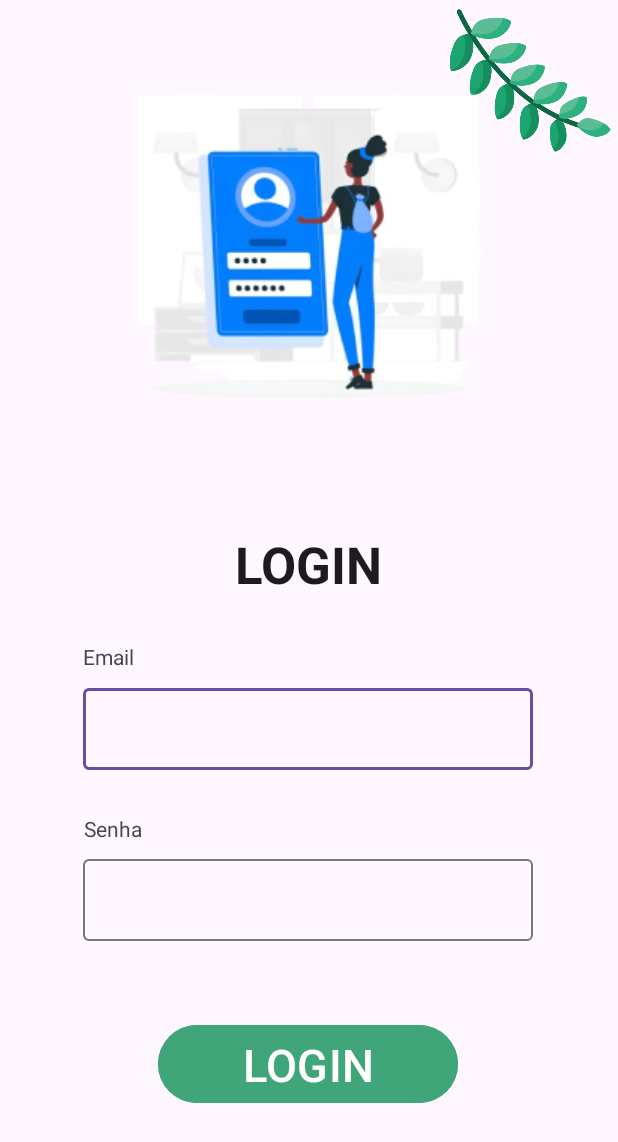
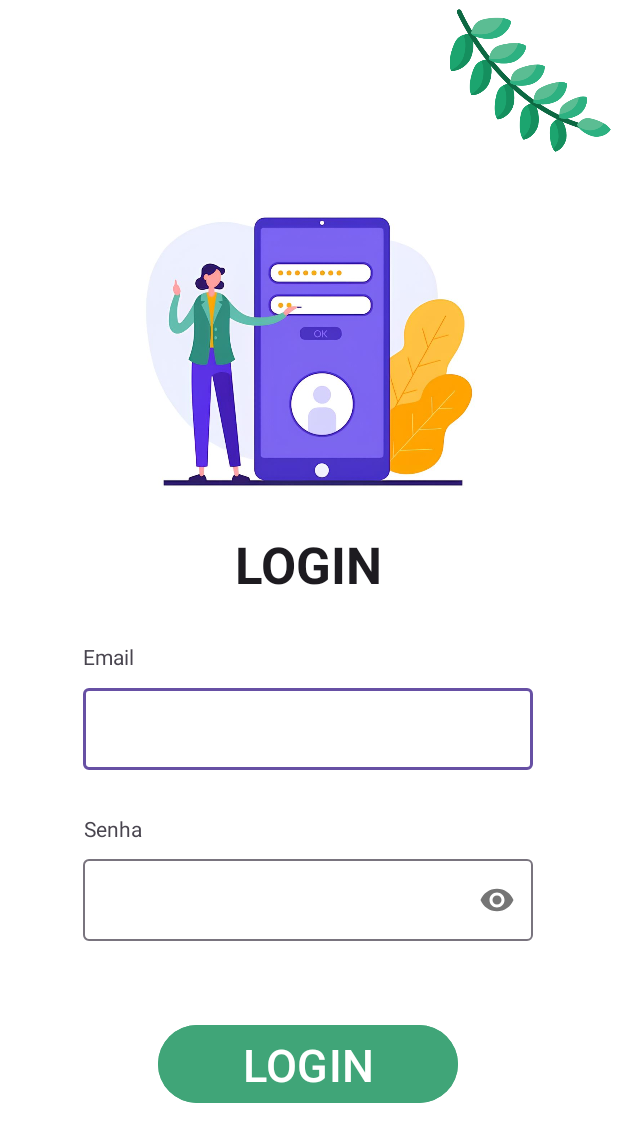
Before and after one commit to JoaoPauloColombo/Projeto1, an Android app: the Login screen opened directly, with no data from a screen before it, on a phone screen of 412 x 824 dp. Shown: the top 1142 px of the screen. Run offline under Robolectric (Android 15) with nearby library versions, the phone set to English and light mode, and no system bars.

Commit message:
Atualização da pagina cadastro e login

```diff
--- a/src/Frontend/app/src/main/res/layout/activity_login.xml
+++ b/src/Frontend/app/src/main/res/layout/activity_login.xml
@@ -5,7 +5,9 @@
     android:id="@+id/main"
     android:layout_width="match_parent"
     android:layout_height="match_parent"
-    tools:context=".Login">
+    tools:context=".Login"
+    android:background="@color/white"
+    >
 
     <ImageView
         android:id="@+id/imageFolha"
@@ -21,14 +23,14 @@
 
     <ImageView
         android:id="@+id/imageView2"
-        android:layout_width="wrap_content"
-        android:layout_height="wrap_content"
+        android:layout_width="300dp"
+        android:layout_height="350dp"
         app:layout_constraintBottom_toBottomOf="parent"
         app:layout_constraintEnd_toEndOf="parent"
         app:layout_constraintStart_toStartOf="parent"
         app:layout_constraintTop_toTopOf="parent"
-        app:layout_constraintVertical_bias="0.06"
-        app:srcCompat="@drawable/imgcadastro" />
+        app:layout_constraintVertical_bias="0.125"
+        app:srcCompat="@drawable/loginimage" />
 
     <TextView
         android:id="@+id/textCadastro"
@@ -93,11 +95,15 @@
         app:layout_constraintHorizontal_bias="0.495"
         app:layout_constraintStart_toStartOf="parent"
         app:layout_constraintTop_toTopOf="parent"
-        app:layout_constraintVertical_bias="0.743">
+        app:layout_constraintVertical_bias="0.743"
+        app:passwordToggleEnabled="true"
+        >
 
         <com.google.android.material.textfield.TextInputEditText
             android:layout_width="match_parent"
-            android:layout_height="wrap_content" />
+            android:layout_height="wrap_content"
+            android:inputType="textPassword"
+            />
     </com.google.android.material.textfield.TextInputLayout>
 
     <Button
```
Also changed, not shown: src/Frontend/app/src/main/res/layout/activity_cadastro.xml (+8 -4 lines), src/Frontend/app/src/main/res/drawable/imgcadastro.png, src/Frontend/app/src/main/res/drawable/loginimage.jpg (added).
